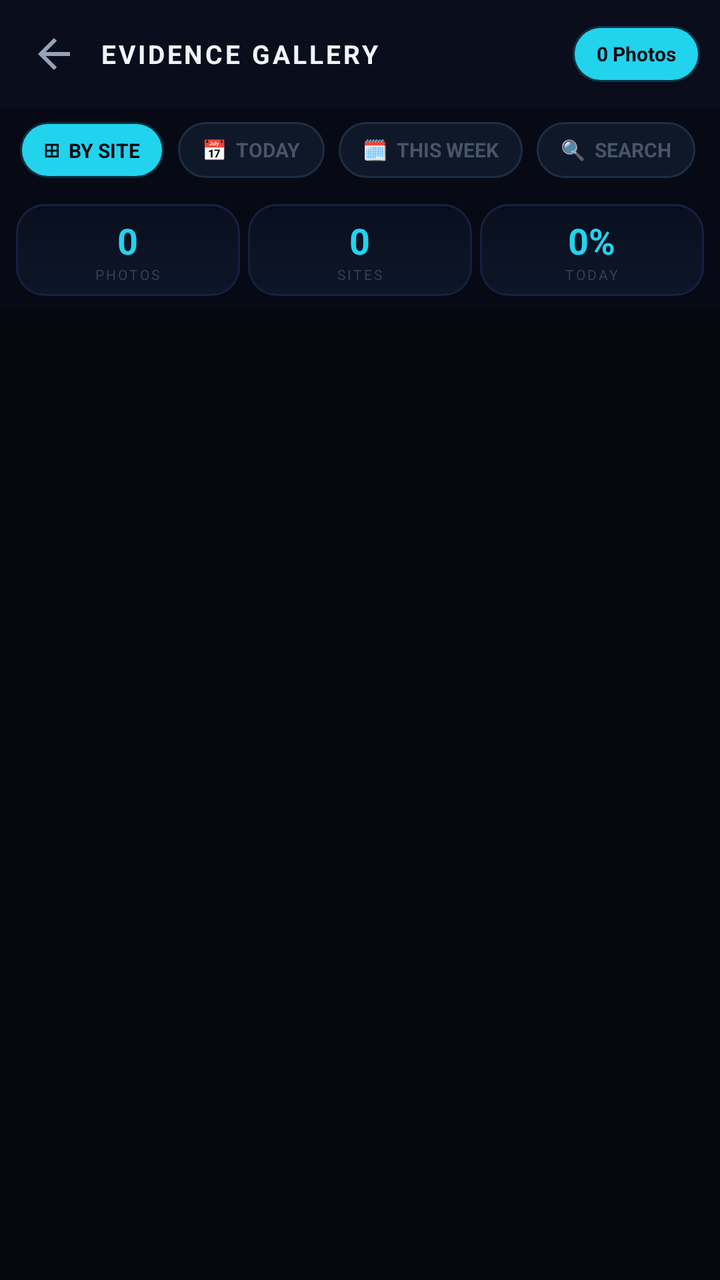
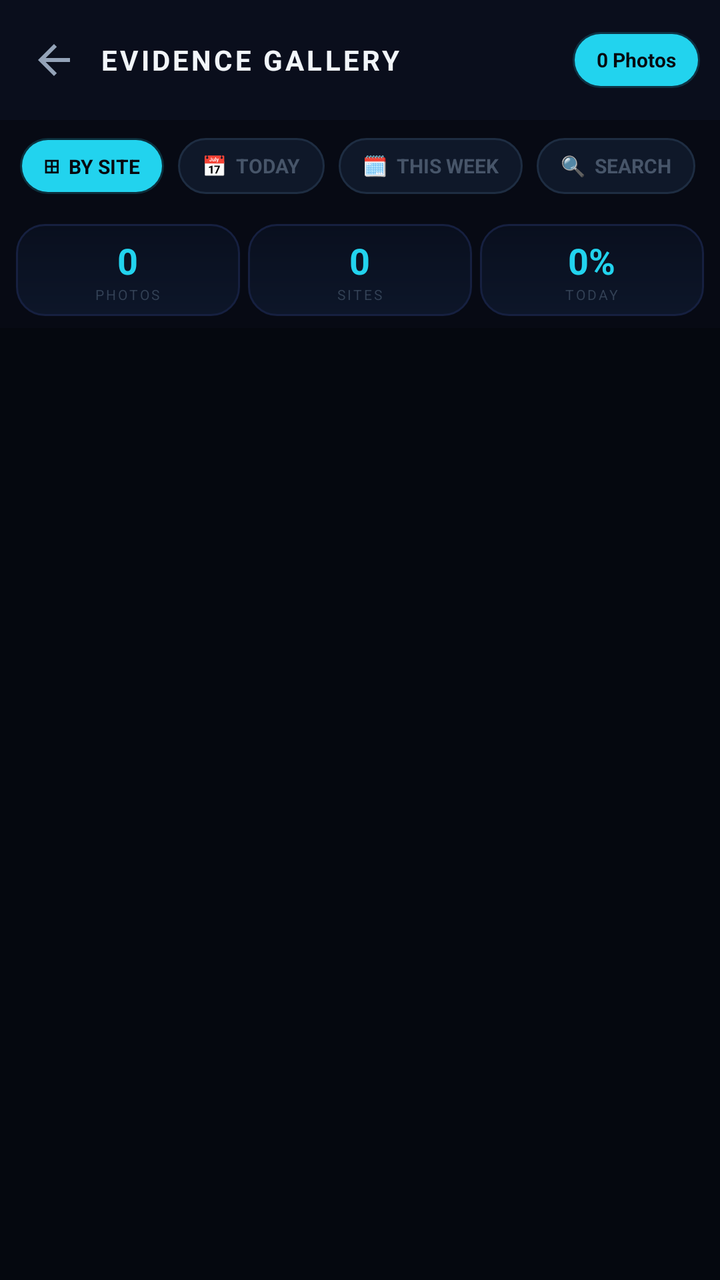

Two renders of the same Android screen: before a commit and after it. Below are the layout's source before the change and the commit's diff.
<!-- AndroidManifest.xml: application theme Theme.GeoStamp -->
<!-- res/layout/activity_gallery.xml -->
<?xml version="1.0" encoding="utf-8"?>
<LinearLayout xmlns:android="http://schemas.android.com/apk/res/android"
    android:layout_width="match_parent" android:layout_height="match_parent"
    android:orientation="vertical" android:background="#05080F">

    
    <LinearLayout android:layout_width="match_parent" android:layout_height="54dp"
        android:orientation="horizontal" android:gravity="center_vertical"
        android:paddingStart="6dp" android:paddingEnd="10dp"
        android:background="#0A0E1C">
        <ImageButton android:id="@+id/btn_back" android:layout_width="42dp" android:layout_height="42dp"
            android:src="@drawable/ic_back" android:tint="#94A3B8"
            android:background="?attr/selectableItemBackgroundBorderless"
            android:contentDescription="Back"/>
        <TextView android:id="@+id/tv_gallery_title" android:layout_width="0dp"
            android:layout_height="wrap_content" android:layout_weight="1"
            android:layout_marginStart="2dp" android:text="EVIDENCE GALLERY"
            android:textColor="#F1F5F9" android:textSize="13sp" android:textStyle="bold"
            android:letterSpacing="0.1"/>
        <TextView android:id="@+id/tv_photo_pill" android:layout_width="wrap_content"
            android:layout_height="28dp" android:paddingStart="12dp" android:paddingEnd="12dp"
            android:gravity="center" android:text="0 Photos" android:textColor="#07090F"
            android:textSize="10sp" android:textStyle="bold"
            android:background="@drawable/bg_chip_active_glow"/>
    </LinearLayout>

    
    <LinearLayout android:id="@+id/selection_action_bar" android:layout_width="match_parent"
        android:layout_height="50dp" android:orientation="horizontal" android:gravity="center_vertical"
        android:paddingStart="14dp" android:paddingEnd="4dp"
        android:background="#091623" android:visibility="gone">
        <LinearLayout android:layout_width="0dp" android:layout_height="wrap_content"
            android:layout_weight="1" android:orientation="vertical">
            <TextView android:id="@+id/tv_selected_count" android:layout_width="wrap_content"
                android:layout_height="wrap_content" android:text="0 Selected"
                android:textColor="#22D3EE" android:textSize="12sp" android:textStyle="bold"/>
            <TextView android:layout_width="wrap_content" android:layout_height="wrap_content"
                android:text="Tap to deselect" android:textColor="#334155" android:textSize="9sp"/>
        </LinearLayout>
        
        <LinearLayout android:layout_width="wrap_content" android:layout_height="wrap_content"
            android:orientation="horizontal">
            <LinearLayout android:id="@+id/btn_select_all" android:layout_width="48dp"
                android:layout_height="50dp" android:orientation="vertical" android:gravity="center"
                android:background="?attr/selectableItemBackgroundBorderless">
                <ImageView android:layout_width="18dp" android:layout_height="18dp"
                    android:src="@android:drawable/checkbox_on_background"/>
                <TextView android:layout_width="wrap_content" android:layout_height="wrap_content"
                    android:text="All" android:textColor="#64748B" android:textSize="8sp"
                    android:layout_marginTop="2dp"/>
            </LinearLayout>
            <LinearLayout android:id="@+id/btn_delete_selected" android:layout_width="48dp"
                android:layout_height="50dp" android:orientation="vertical" android:gravity="center"
                android:background="?attr/selectableItemBackgroundBorderless">
                <ImageView android:layout_width="18dp" android:layout_height="18dp"
                    android:src="@drawable/ic_delete"/>
                <TextView android:layout_width="wrap_content" android:layout_height="wrap_content"
                    android:text="Delete" android:textColor="#64748B" android:textSize="8sp"
                    android:layout_marginTop="2dp"/>
            </LinearLayout>
            <LinearLayout android:id="@+id/btn_share_selected" android:layout_width="48dp"
                android:layout_height="50dp" android:orientation="vertical" android:gravity="center"
                android:background="?attr/selectableItemBackgroundBorderless">
                <ImageView android:layout_width="18dp" android:layout_height="18dp"
                    android:src="@drawable/ic_share"/>
                <TextView android:layout_width="wrap_content" android:layout_height="wrap_content"
                    android:text="Share" android:textColor="#64748B" android:textSize="8sp"
                    android:layout_marginTop="2dp"/>
            </LinearLayout>
            <LinearLayout android:id="@+id/btn_export_selected" android:layout_width="48dp"
                android:layout_height="50dp" android:orientation="vertical" android:gravity="center"
                android:background="?attr/selectableItemBackgroundBorderless">
                <ImageView android:layout_width="18dp" android:layout_height="18dp"
                    android:src="@drawable/ic_export"/>
                <TextView android:layout_width="wrap_content" android:layout_height="wrap_content"
                    android:text="Export" android:textColor="#64748B" android:textSize="8sp"
                    android:layout_marginTop="2dp"/>
            </LinearLayout>
            <LinearLayout android:id="@+id/btn_cancel_selection" android:layout_width="48dp"
                android:layout_height="50dp" android:orientation="vertical" android:gravity="center"
                android:background="?attr/selectableItemBackgroundBorderless">
                <ImageView android:layout_width="18dp" android:layout_height="18dp"
                    android:src="@android:drawable/ic_menu_close_clear_cancel"/>
                <TextView android:layout_width="wrap_content" android:layout_height="wrap_content"
                    android:text="Cancel" android:textColor="#64748B" android:textSize="8sp"
                    android:layout_marginTop="2dp"/>
            </LinearLayout>
        </LinearLayout>
    </LinearLayout>

    
    <HorizontalScrollView android:layout_width="match_parent" android:layout_height="42dp"
        android:scrollbars="none" android:background="#070A14">
        <LinearLayout android:layout_width="wrap_content" android:layout_height="match_parent"
            android:orientation="horizontal" android:gravity="center_vertical"
            android:paddingStart="10dp" android:paddingEnd="10dp">

            <LinearLayout android:id="@+id/chip_by_site" android:layout_width="wrap_content"
                android:layout_height="28dp" android:orientation="horizontal" android:gravity="center"
                android:paddingStart="12dp" android:paddingEnd="12dp"
                android:background="@drawable/bg_chip_active_glow" android:layout_marginEnd="7dp"
                android:clickable="true" android:focusable="true">
                <TextView android:layout_width="wrap_content" android:layout_height="wrap_content"
                    android:text="⊞  BY SITE" android:textSize="10sp" android:textStyle="bold"
                    android:textColor="#07090F"/>
            </LinearLayout>

            <LinearLayout android:id="@+id/chip_today" android:layout_width="wrap_content"
                android:layout_height="28dp" android:orientation="horizontal" android:gravity="center"
                android:paddingStart="12dp" android:paddingEnd="12dp"
                android:background="@drawable/bg_chip_inactive_glass" android:layout_marginEnd="7dp"
                android:clickable="true" android:focusable="true">
                <TextView android:layout_width="wrap_content" android:layout_height="wrap_content"
                    android:text="📅  TODAY" android:textSize="10sp" android:textStyle="bold"
                    android:textColor="#475569"/>
            </LinearLayout>

            <LinearLayout android:id="@+id/chip_week" android:layout_width="wrap_content"
                android:layout_height="28dp" android:orientation="horizontal" android:gravity="center"
                android:paddingStart="12dp" android:paddingEnd="12dp"
                android:background="@drawable/bg_chip_inactive_glass" android:layout_marginEnd="7dp"
                android:clickable="true" android:focusable="true">
                <TextView android:layout_width="wrap_content" android:layout_height="wrap_content"
                    android:text="🗓  THIS WEEK" android:textSize="10sp" android:textStyle="bold"
                    android:textColor="#475569"/>
            </LinearLayout>

            <LinearLayout android:id="@+id/chip_search" android:layout_width="wrap_content"
                android:layout_height="28dp" android:orientation="horizontal" android:gravity="center"
                android:paddingStart="12dp" android:paddingEnd="12dp"
                android:background="@drawable/bg_chip_inactive_glass"
                android:clickable="true" android:focusable="true">
                <TextView android:layout_width="wrap_content" android:layout_height="wrap_content"
                    android:text="🔍  SEARCH" android:textSize="10sp" android:textStyle="bold"
                    android:textColor="#475569"/>
            </LinearLayout>
        </LinearLayout>
    </HorizontalScrollView>

    
    <LinearLayout android:id="@+id/search_bar_container" android:layout_width="match_parent"
        android:layout_height="48dp" android:orientation="horizontal" android:gravity="center_vertical"
        android:paddingStart="10dp" android:paddingEnd="10dp" android:background="#070A14"
        android:visibility="gone">
        <EditText android:id="@+id/et_search" android:layout_width="0dp" android:layout_height="36dp"
            android:layout_weight="1" android:hint="Search site ID, operator, city…"
            android:textColor="#F1F5F9" android:textColorHint="#334155" android:textSize="12sp"
            android:background="@drawable/bg_search_field" android:paddingStart="14dp"
            android:paddingEnd="14dp" android:singleLine="true" android:imeOptions="actionSearch"
            android:inputType="text"/>
        <ImageButton android:id="@+id/btn_clear_search" android:layout_width="34dp"
            android:layout_height="34dp" android:layout_marginStart="6dp"
            android:src="@android:drawable/ic_menu_close_clear_cancel" android:tint="#475569"
            android:background="?attr/selectableItemBackgroundBorderless"
            android:contentDescription="Clear" android:visibility="gone"/>
    </LinearLayout>

    
    <LinearLayout android:layout_width="match_parent" android:layout_height="58dp"
        android:orientation="horizontal" android:background="#070A14"
        android:gravity="center_vertical"
        android:paddingStart="8dp" android:paddingEnd="8dp"
        android:paddingTop="4dp" android:paddingBottom="4dp">

        
        <LinearLayout android:layout_width="0dp" android:layout_height="46dp"
            android:layout_weight="1" android:layout_marginEnd="4dp"
            android:orientation="vertical" android:gravity="center"
            android:background="@drawable/bg_stat_card">
            <TextView android:id="@+id/tv_stat_photos" android:layout_width="wrap_content"
                android:layout_height="wrap_content" android:text="0"
                android:textColor="#22D3EE" android:textSize="18sp" android:textStyle="bold"/>
            <TextView android:layout_width="wrap_content" android:layout_height="wrap_content"
                android:text="PHOTOS" android:textColor="#334155"
                android:textSize="7sp" android:letterSpacing="0.14"/>
        </LinearLayout>

        
        <LinearLayout android:layout_width="0dp" android:layout_height="46dp"
            android:layout_weight="1" android:layout_marginEnd="4dp"
            android:orientation="vertical" android:gravity="center"
            android:background="@drawable/bg_stat_card">
            <TextView android:id="@+id/tv_stat_sites" android:layout_width="wrap_content"
                android:layout_height="wrap_content" android:text="0"
                android:textColor="#22D3EE" android:textSize="18sp" android:textStyle="bold"/>
            <TextView android:layout_width="wrap_content" android:layout_height="wrap_content"
                android:text="SITES" android:textColor="#334155"
                android:textSize="7sp" android:letterSpacing="0.14"/>
        </LinearLayout>

        
        <LinearLayout android:layout_width="0dp" android:layout_height="46dp"
            android:layout_weight="1" android:orientation="vertical" android:gravity="center"
            android:background="@drawable/bg_stat_card">
            <TextView android:id="@+id/tv_stat_verified" android:layout_width="wrap_content"
                android:layout_height="wrap_content" android:text="0%"
                android:textColor="#22D3EE" android:textSize="18sp" android:textStyle="bold"/>
            <TextView android:layout_width="wrap_content" android:layout_height="wrap_content"
                android:text="TODAY" android:textColor="#334155"
                android:textSize="7sp" android:letterSpacing="0.14"/>
        </LinearLayout>
    </LinearLayout>

    
    <LinearLayout android:id="@+id/album_breadcrumb" android:layout_width="match_parent"
        android:layout_height="36dp" android:orientation="horizontal" android:gravity="center_vertical"
        android:paddingStart="12dp" android:paddingEnd="12dp" android:background="#0A1020"
        android:visibility="gone">
        <TextView android:id="@+id/btn_breadcrumb_back" android:layout_width="wrap_content"
            android:layout_height="wrap_content" android:text="← All Sites"
            android:textColor="#22D3EE" android:textSize="11sp" android:textStyle="bold"
            android:paddingEnd="10dp"/>
        <View android:layout_width="1dp" android:layout_height="12dp"
            android:background="#1E293B" android:layout_marginEnd="10dp"/>
        <TextView android:id="@+id/tv_album_label" android:layout_width="0dp"
            android:layout_height="wrap_content" android:layout_weight="1"
            android:textColor="#F1F5F9" android:textSize="11sp" android:textStyle="bold"/>
        <TextView android:id="@+id/tv_album_count" android:layout_width="wrap_content"
            android:layout_height="wrap_content" android:textColor="#475569" android:textSize="10sp"/>
    </LinearLayout>

    
    <FrameLayout android:layout_width="match_parent" android:layout_height="0dp"
        android:layout_weight="1">
        <androidx.recyclerview.widget.RecyclerView android:id="@+id/recycler_view"
            android:layout_width="match_parent" android:layout_height="match_parent"
            android:paddingTop="4dp" android:paddingBottom="8dp" android:clipToPadding="false"/>

        <LinearLayout android:id="@+id/empty_state" android:layout_width="match_parent"
            android:layout_height="match_parent" android:orientation="vertical"
            android:gravity="center" android:visibility="gone">
            <TextView android:layout_width="wrap_content" android:layout_height="wrap_content"
                android:text="&#128225;" android:textSize="56sp"/>
            <TextView android:layout_width="wrap_content" android:layout_height="wrap_content"
                android:layout_marginTop="14dp" android:text="No evidence captured yet"
                android:textColor="#94A3B8" android:textSize="15sp" android:textStyle="bold"/>
            <TextView android:layout_width="wrap_content" android:layout_height="wrap_content"
                android:layout_marginTop="6dp"
                android:text="Capture field photos to build your evidence archive"
                android:textColor="#334155" android:textSize="12sp"/>
        </LinearLayout>

        <ProgressBar android:id="@+id/progress_bar" android:layout_width="wrap_content"
            android:layout_height="wrap_content" android:layout_gravity="center"
            android:indeterminateTint="#22D3EE" android:visibility="gone"/>
    </FrameLayout>
</LinearLayout>
<!-- resources referenced by this layout -->
<resources>
  <!-- drawable bg_chip_active_glow (drawable) -->
  <?xml version="1.0" encoding="utf-8"?>
  <layer-list xmlns:android="http://schemas.android.com/apk/res/android">
      <item android:left="0dp" android:top="0dp" android:right="0dp" android:bottom="0dp">
          <shape android:shape="rectangle">
              <solid android:color="#3022D3EE"/>
              <corners android:radius="100dp"/>
          </shape>
      </item>
      <item android:left="1dp" android:top="1dp" android:right="1dp" android:bottom="1dp">
          <shape android:shape="rectangle">
              <solid android:color="#22D3EE"/>
              <corners android:radius="100dp"/>
          </shape>
      </item>
  </layer-list>
  <!-- drawable bg_chip_inactive_glass (drawable) -->
  <?xml version="1.0" encoding="utf-8"?>
  <shape xmlns:android="http://schemas.android.com/apk/res/android" android:shape="rectangle">
      <solid android:color="#0F1829"/>
      <corners android:radius="100dp"/>
      <stroke android:width="1dp" android:color="#1E2D42"/>
  </shape>
  <!-- drawable bg_search_field (drawable) -->
  <?xml version="1.0" encoding="utf-8"?>
  <shape xmlns:android="http://schemas.android.com/apk/res/android" android:shape="rectangle">
      <solid android:color="#0D1629"/>
      <corners android:radius="8dp"/>
      <stroke android:width="1dp" android:color="#1E293B"/>
  </shape>
  <!-- drawable bg_stat_card (drawable) -->
  <?xml version="1.0" encoding="utf-8"?>
  <shape xmlns:android="http://schemas.android.com/apk/res/android" android:shape="rectangle">
      <gradient android:startColor="#0D1629" android:endColor="#090F1E" android:angle="90"/>
      <corners android:radius="14dp"/>
      <stroke android:width="1dp" android:color="#162040"/>
  </shape>
  <!-- drawable ic_back (drawable) -->
  <vector xmlns:android="http://schemas.android.com/apk/res/android"
      android:width="24dp"
      android:height="24dp"
      android:viewportWidth="24"
      android:viewportHeight="24"
      android:tint="@color/primary_text">
      <path
          android:fillColor="@android:color/white"
          android:pathData="M20,11H7.83l5.59,-5.59L12,4l-8,8 8,8 1.41,-1.41L7.83,13H20v-2z"/>
  </vector>
  <!-- drawable ic_delete (drawable) -->
  <?xml version="1.0" encoding="utf-8"?>
  <vector xmlns:android="http://schemas.android.com/apk/res/android"
      android:width="24dp" android:height="24dp"
      android:viewportWidth="24" android:viewportHeight="24">
      <path android:fillColor="#EF4444"
          android:pathData="M9,3V4H4V6H5V19A2,2 0 0,0 7,21H17A2,2 0 0,0 19,19V6H20V4H15V3H9M9,8H11V17H9V8M13,8H15V17H13V8Z"/>
  </vector>
  <!-- drawable ic_export (drawable) -->
  <?xml version="1.0" encoding="utf-8"?>
  <vector xmlns:android="http://schemas.android.com/apk/res/android"
      android:width="24dp" android:height="24dp"
      android:viewportWidth="24" android:viewportHeight="24">
      <path android:fillColor="#A78BFA"
          android:pathData="M5,20H19V18H5M19,9H15V3H9V9H5L12,16L19,9Z"/>
  </vector>
  <style name="Theme.GeoStamp" parent="Base.Theme.GeoStamp" />
  <color name="primary_text">#F1F5F9</color>
  <color name="brand_blue">#0EA5E9</color>
  <color name="surface_dark">#0B0F1A</color>
  <color name="text_primary">#F1F5F9</color>
  <color name="gold">#FBBF24</color>
  <color name="black">#FF000000</color>
  <color name="brand_dark">#0B0F1A</color>
  <!-- unchanged entries left out for length: 2 -->
</resources>

<!-- the commit's change to res/layout/activity_gallery.xml (unified diff, before → after) -->
@@ -4,7 +4,7 @@
     android:orientation="vertical" android:background="#05080F">
 
     
-    <LinearLayout android:layout_width="match_parent" android:layout_height="54dp"
+    <LinearLayout android:layout_width="match_parent" android:layout_height="60dp"
         android:orientation="horizontal" android:gravity="center_vertical"
         android:paddingStart="6dp" android:paddingEnd="10dp"
         android:background="#0A0E1C">
@@ -15,7 +15,7 @@
         <TextView android:id="@+id/tv_gallery_title" android:layout_width="0dp"
             android:layout_height="wrap_content" android:layout_weight="1"
             android:layout_marginStart="2dp" android:text="EVIDENCE GALLERY"
-            android:textColor="#F1F5F9" android:textSize="13sp" android:textStyle="bold"
+            android:textColor="#F1F5F9" android:textSize="14sp" android:textStyle="bold"
             android:letterSpacing="0.1"/>
         <TextView android:id="@+id/tv_photo_pill" android:layout_width="wrap_content"
             android:layout_height="28dp" android:paddingStart="12dp" android:paddingEnd="12dp"
@@ -89,7 +89,7 @@
     </LinearLayout>
 
     
-    <HorizontalScrollView android:layout_width="match_parent" android:layout_height="42dp"
+    <HorizontalScrollView android:layout_width="match_parent" android:layout_height="46dp"
         android:scrollbars="none" android:background="#070A14">
         <LinearLayout android:layout_width="wrap_content" android:layout_height="match_parent"
             android:orientation="horizontal" android:gravity="center_vertical"
